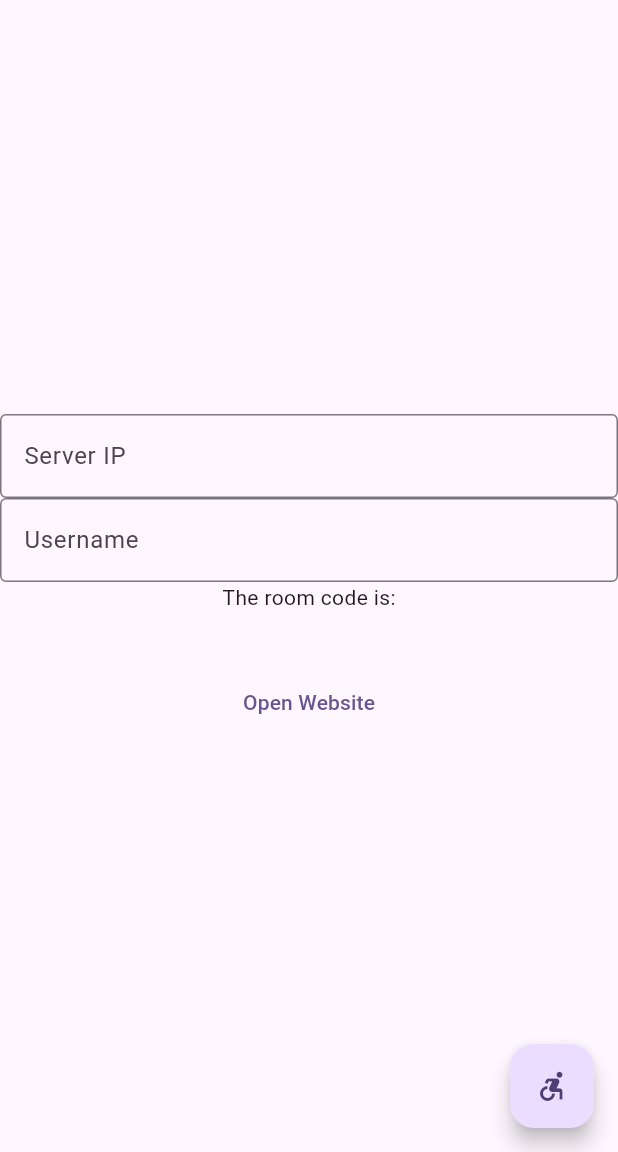
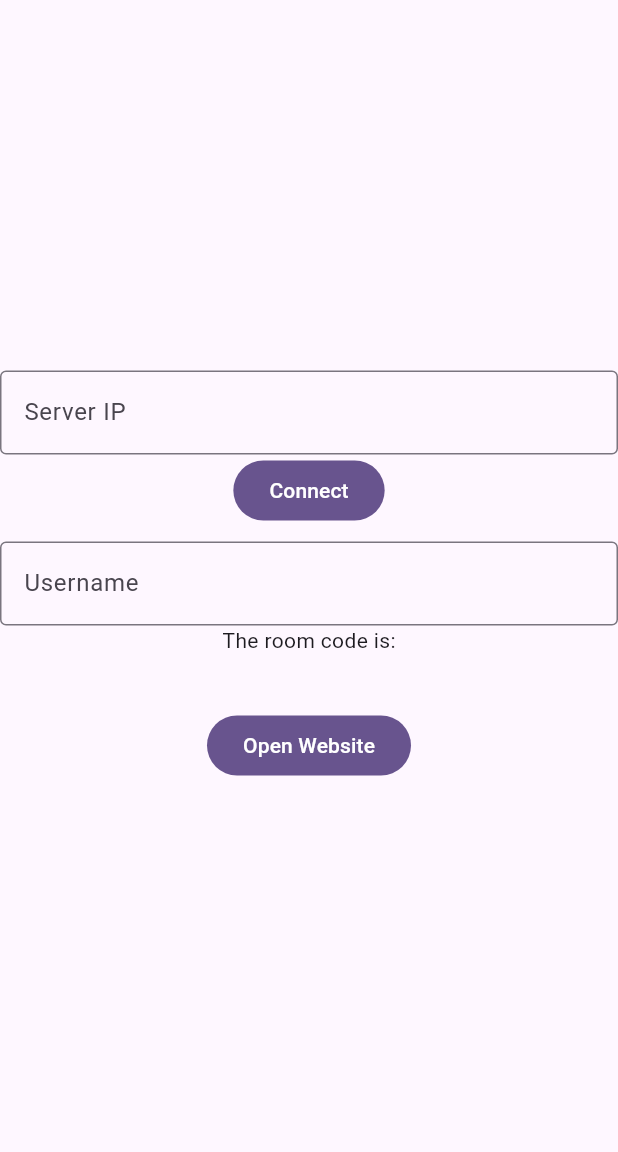
Before and after one commit to Nevenit/JackBoxAutoVIP, a Flutter app: the screen it shows after launch, on a phone screen of 412 x 824 dp, the part 84-1236 px from its top. Run offline on Flutter 3.47's test engine with Material 3 defaults, Android fonts, the phone set to English and light mode, and no system bars; missing offline and left inert: flutter_inappwebview, tcp_socket_connection.

Commit message:
Small ui changes

```diff
--- a/lib/main.dart
+++ b/lib/main.dart
@@ -88,12 +88,12 @@ class _MyHomePageState extends State<MyHomePage> {
                 border: OutlineInputBorder(),
                 hintText: 'Server IP',
               ),
-
               onChanged: (text) {
-                //serverIp = text;
-                serverIp = "192.168.20.2";
+                serverIp = text;
               },
             ),
+            FilledButton(onPressed: initiateConnection, child: const Text("Connect")),
+            const SizedBox(height: 10,),
             TextField(
               decoration: const InputDecoration(
                 border: OutlineInputBorder(),
@@ -110,23 +110,18 @@ class _MyHomePageState extends State<MyHomePage> {
               roomCode,
               style: Theme.of(context).textTheme.headlineMedium,
             ),
-            TextButton(
+            FilledButton(
                 onPressed: () {
                   Navigator.push(
                     context,
                     MaterialPageRoute(builder: (context) => WebView(roomCode: roomCode, username: username,)),
                   );
                 },
-                child: Text("Open Website")
+                child: const Text("Open Website")
             )
           ],
         ),
       ),
-      floatingActionButton: FloatingActionButton(
-        onPressed: initiateConnection,
-        tooltip: 'Increment',
-        child: const Icon(Icons.accessible_forward),
-      ), // This trailing comma makes auto-formatting nicer for build methods.
     );
   }
 }
```
Also changed, not shown: 1 other file.
